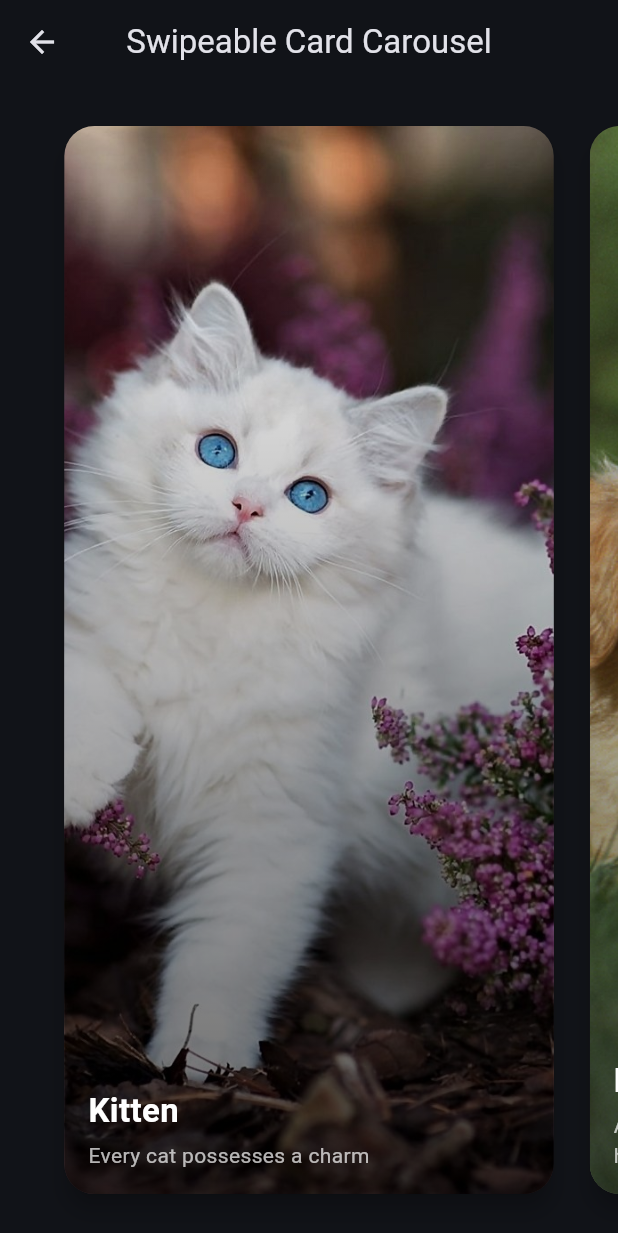
After one commit to Smirthi911/flutter-glassmorphic-profile, a Flutter app: the screen it shows after launch, after a tap on "Swipeable Cards", on a phone screen of 412 x 824 dp. The commit adds this screen. Shown: the top 1233 px of the screen. Run offline on Flutter 3.47's test engine with Material 3 defaults, Android fonts, the phone set to English and light mode, and no system bars.

Commit message:
Day 4: Added Swipeable Card Carousel using PageView

```diff
--- a/lib/main.dart
+++ b/lib/main.dart
@@ -2,6 +2,7 @@ import 'package:flutter/material.dart';
 import 'package:ui_blocks/screens/custom_buttons.dart';
 import 'package:ui_blocks/screens/expansion_card.dart';
 import 'package:ui_blocks/screens/flip_card.dart';
+import 'package:ui_blocks/swipeable_card_carousel.dart';
 import 'screens/glassmorphic_profile.dart';
 import 'screens/task_list_screen.dart';
 
@@ -97,6 +98,19 @@ _buildCard(
   },
 ),
 
+_buildCard(
+  context,
+  title: 'Swipeable Cards',
+  subtitle: 'Horizontal carousel using PageView',
+  onTap: () {
+    Navigator.push(
+      context,
+      MaterialPageRoute(builder: (_) => const SwipeableCardCarousel()),
+    );
+  },
+),
+
+
 
         ],
       ),
--- /dev/null
+++ b/lib/swipeable_card_carousel.dart
@@ -0,0 +1,98 @@
+import 'package:flutter/material.dart';
+
+class SwipeableCardCarousel extends StatelessWidget {
+  const SwipeableCardCarousel({super.key});
+
+  @override
+  Widget build(BuildContext context) {
+    final PageController controller = PageController(viewportFraction: 0.85);
+
+    final List<Map<String, String>> cards = [
+      {
+        "title": "Kitten",
+        "subtitle": "Every cat possesses a charm",
+        "image": "assets/card1.jpg",
+      },
+      {
+        "title": "Puppies",
+        "subtitle": "A puppy’s love is always unconditional, honest, and true",
+        "image": "assets/card2.jpg",
+      },
+      {
+        "title": "Cubs",
+        "subtitle": "Once a Cubs fan, always a Cubs fan",
+        "image": "assets/card3.jpeg",
+      },
+    ];
+
+    return Scaffold(
+      appBar: AppBar(
+        title: const Text('Swipeable Card Carousel'),
+        centerTitle: true,
+      ),
+      body: PageView.builder(
+        controller: controller,
+        itemCount: cards.length,
+        itemBuilder: (context, index) {
+          final card = cards[index];
+          return Padding(
+            padding: const EdgeInsets.symmetric(horizontal: 8, vertical: 24),
+            child: Card(
+              elevation: 6,
+              shape: RoundedRectangleBorder(
+                borderRadius: BorderRadius.circular(20),
+              ),
+              clipBehavior: Clip.antiAlias,
+              child: Stack(
+                fit: StackFit.expand,
+                children: [
+                  Image.asset(
+                    card['image']!,
+                    fit: BoxFit.cover,
+                  ),
+                  Container(
+                    decoration: BoxDecoration(
+                      gradient: LinearGradient(
+                        colors: [Colors.black.withOpacity(0.6), Colors.transparent],
+                        begin: Alignment.bottomCenter,
+                        end: Alignment.topCenter,
+                      ),
+                    ),
+                  ),
+                  Padding(
+                    padding: const EdgeInsets.all(16),
+                    child: Align(
+                      alignment: Alignment.bottomLeft,
+                      child: Column(
+                        mainAxisSize: MainAxisSize.min,
+                        crossAxisAlignment: CrossAxisAlignment.start,
+                        children: [
+                          Text(
+                            card['title']!,
+                            style: const TextStyle(
+                              fontSize: 22,
+                              color: Colors.white,
+                              fontWeight: FontWeight.bold,
+                            ),
+                          ),
+                          const SizedBox(height: 4),
+                          Text(
+                            card['subtitle']!,
+                            style: const TextStyle(
+                              fontSize: 14,
+                              color: Colors.white70,
+                            ),
+                          ),
+                        ],
+                      ),
+                    ),
+                  )
+                ],
+              ),
+            ),
+          );
+        },
+      ),
+    );
+  }
+}
--- a/pubspec.yaml
+++ b/pubspec.yaml
@@ -61,6 +61,9 @@ flutter:
   assets:
     - assets/picture.jpg
     - assets/girl.jpg
+    - assets/card1.jpg
+    - assets/card2.jpg
+    - assets/card3.jpeg
 
   # An image asset can refer to one or more resolution-specific "variants", see
   # https://flutter.dev/to/resolution-aware-images
```
Also changed, not shown: assets/card1.jpg (added), assets/card2.jpg (added), assets/card3.jpeg (added).
